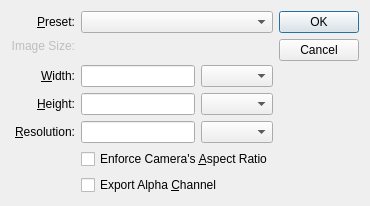
Above: libs/gui/canvasexporter.ui from xchrdw/cgsee before the change. Below: the same form after it.
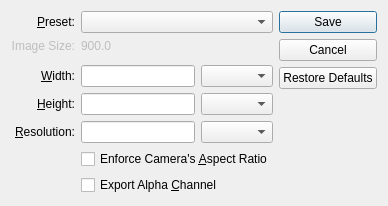
That is the form after the change.

Commit message: ref #12 export gui way works * fbo resize does not work again

What changed in the file:
```diff
--- a/libs/gui/canvasexporter.ui
+++ b/libs/gui/canvasexporter.ui
@@ -6,7 +6,7 @@
    <rect>
     <x>0</x>
     <y>0</y>
-    <width>332</width>
+    <width>346</width>
     <height>193</height>
    </rect>
   </property>
@@ -33,7 +33,7 @@
       <bool>false</bool>
      </property>
      <property name="text">
-      <string/>
+      <string>900.0</string>
      </property>
     </widget>
    </item>
@@ -46,7 +46,7 @@
       <enum>Qt::Vertical</enum>
      </property>
      <property name="standardButtons">
-      <set>QDialogButtonBox::Cancel|QDialogButtonBox::Ok</set>
+      <set>QDialogButtonBox::Cancel|QDialogButtonBox::RestoreDefaults|QDialogButtonBox::Save</set>
      </property>
     </widget>
    </item>
```
Left out of the diff: 2 changed lines with no effect on the pictures. The commit also changes 7 other files.
